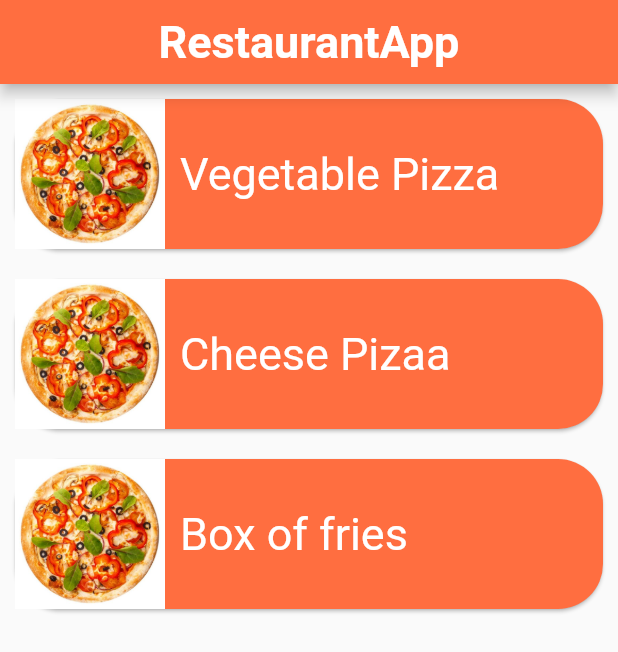
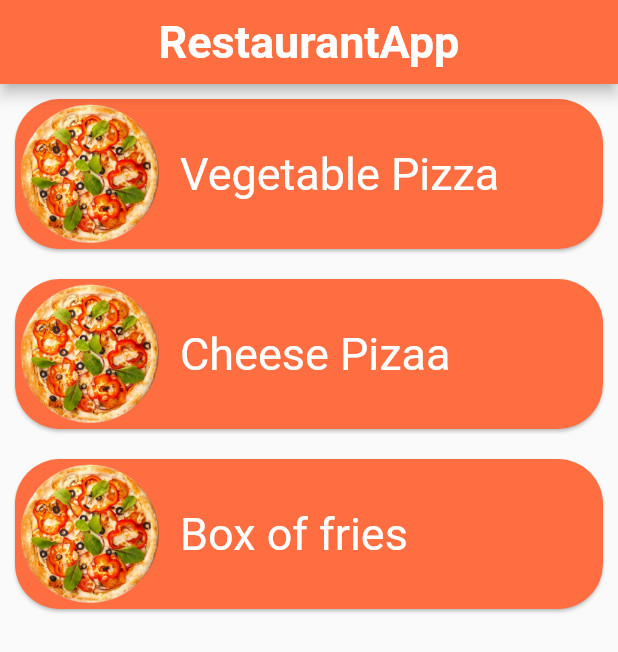
Before and after one commit to Engcalas/restaurant_menu, a Flutter app: the screen it shows after launch, on a phone screen of 412 x 824 dp. Shown: the top 652 px of the screen. Run offline on Flutter 3.47's test engine with Material 2 defaults, Android fonts, the phone set to English and light mode, and no system bars.

```diff
--- a/lib/screen/home.dart
+++ b/lib/screen/home.dart
@@ -25,7 +25,7 @@ class HomeScreen extends StatelessWidget {
             child: Row(
               children: [
                 Image.asset(
-                  "assets/images/pizz1.jpg",
+                  "assets/images/pizza5.png",
                   height: 100,
                   width: 100,
                   fit: BoxFit.fitWidth,
@@ -52,7 +52,7 @@ class HomeScreen extends StatelessWidget {
             child: Row(
               children: [
                 Image.asset(
-                  "assets/images/pizz1.jpg",
+                  "assets/images/pizza5.png",
                   height: 100,
                   width: 100,
                   fit: BoxFit.fitWidth,
@@ -79,7 +79,7 @@ class HomeScreen extends StatelessWidget {
             child: Row(
               children: [
                 Image.asset(
-                  "assets/images/pizz1.jpg",
+                  "assets/images/pizza5.png",
                   height: 100,
                   width: 100,
                   fit: BoxFit.fitWidth,
```
Also changed, not shown: assets/images/pizza5.png (added).
